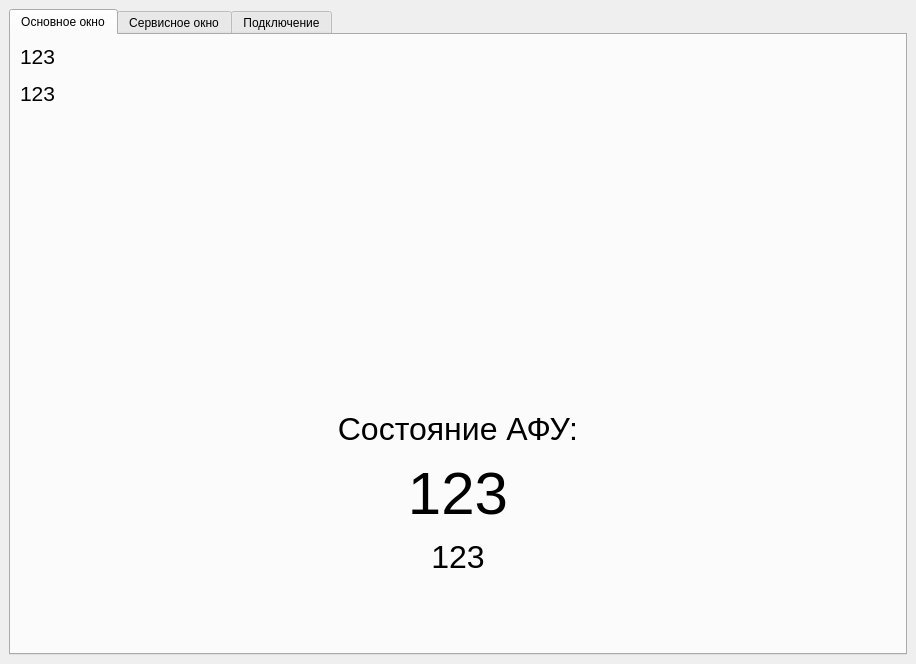
Qt form PanoramaK_App/source/gui/MainWindow.ui (openratem/Panorama-K) before a commit.
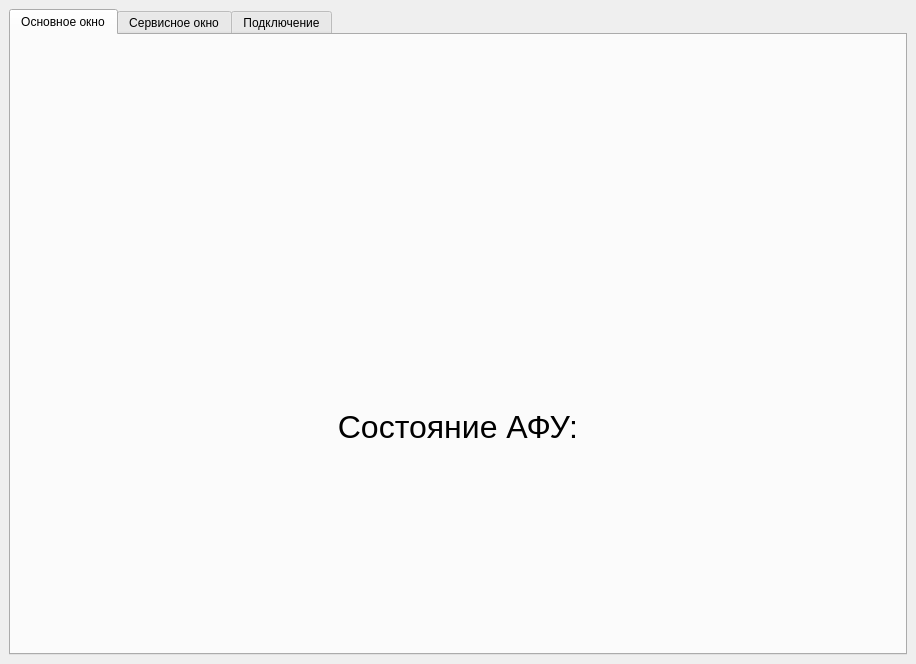
The same form after that commit. Custom widgets are drawn as their Qt base class.

Commit message: Исправления внешнего вида

```diff
--- a/PanoramaK_App/source/gui/MainWindow.ui
+++ b/PanoramaK_App/source/gui/MainWindow.ui
@@ -13,6 +13,9 @@
   <property name="windowTitle">
    <string>Панорама-К</string>
   </property>
+  <property name="styleSheet">
+   <string notr="true"/>
+  </property>
   <widget class="QWidget" name="centralwidget">
    <layout class="QHBoxLayout" name="horizontalLayout">
     <item>
@@ -35,9 +38,6 @@
             <pointsize>16</pointsize>
            </font>
           </property>
-          <property name="text">
-           <string>123</string>
-          </property>
          </widget>
         </item>
         <item>
@@ -55,9 +55,6 @@
               <pointsize>16</pointsize>
              </font>
             </property>
-            <property name="text">
-             <string>123</string>
-            </property>
            </widget>
           </item>
           <item>
@@ -65,6 +62,7 @@
             <property name="font">
              <font>
               <pointsize>16</pointsize>
+              <weight>75</weight>
               <bold>true</bold>
              </font>
             </property>
@@ -166,9 +164,6 @@
               <pointsize>45</pointsize>
              </font>
             </property>
-            <property name="text">
-             <string>123</string>
-            </property>
             <property name="alignment">
              <set>Qt::AlignCenter</set>
             </property>
@@ -183,9 +178,6 @@
             <pointsize>24</pointsize>
            </font>
           </property>
-          <property name="text">
-           <string>123</string>
-          </property>
           <property name="alignment">
            <set>Qt::AlignCenter</set>
           </property>
```
The commit also changes 1 other file.
